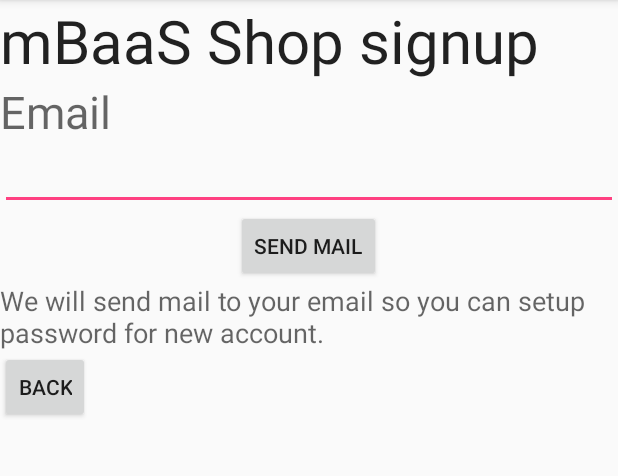
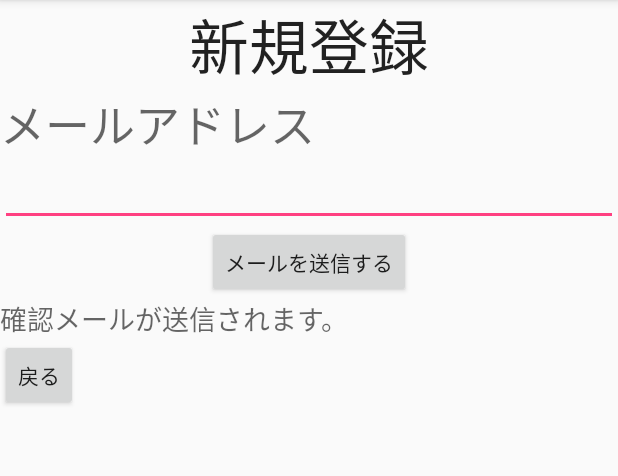
Before and after one commit to ncmbadmin/AndroidAdvancePush, an Android app: the SignupActivity screen opened directly, with no data from a screen before it, on a phone screen of 412 x 824 dp, the part 84-560 px from its top. Run offline under Robolectric (Android 15) with nearby library versions, the phone set to English and light mode, and no system bars.

Commit message:
change view for japanese

```diff
--- a/app/src/main/res/layout/content_main.xml
+++ b/app/src/main/res/layout/content_main.xml
@@ -10,7 +10,7 @@
     app:layout_behavior="@string/appbar_scrolling_view_behavior"
     tools:showIn="@layout/activity_main" tools:context=".MainActivity">
 
-    <TextView android:text="mBaaS Shop" android:layout_width="wrap_content"
+    <TextView android:text="mBaaS ショップ一覧" android:layout_width="wrap_content"
         android:layout_height="wrap_content"
         android:textSize="30dp"
         android:layout_alignParentTop="true"
@@ -19,7 +19,7 @@
     <ListView
         android:id="@+id/lstShop"
         android:layout_width="fill_parent"
-        android:layout_height="fill_parent" >
+        android:layout_height="391dp" >
     </ListView>
 
 </LinearLayout>
--- a/app/src/main/res/layout/favorite.xml
+++ b/app/src/main/res/layout/favorite.xml
@@ -7,7 +7,7 @@
         android:layout_width="wrap_content"
         android:layout_height="wrap_content"
         android:textAppearance="?android:attr/textAppearanceLarge"
-        android:text="mBaaS shop favorite register"
+        android:text="お気に入り一覧"
         android:id="@+id/textView22"
         android:layout_gravity="center_horizontal"
         android:textSize="30dp" />
@@ -22,7 +22,8 @@
         android:layout_width="wrap_content"
         android:layout_height="wrap_content"
         android:text="お気に入り保存"
-        android:id="@+id/btnFavoriteSave" />
+        android:id="@+id/btnFavoriteSave"
+        android:layout_gravity="center_horizontal" />
 
     <android.support.design.widget.FloatingActionButton android:id="@+id/onHomeFavFab"
         android:layout_width="wrap_content" android:layout_height="wrap_content"
--- a/app/src/main/res/layout/register.xml
+++ b/app/src/main/res/layout/register.xml
@@ -7,7 +7,7 @@
         android:layout_width="wrap_content"
         android:layout_height="wrap_content"
         android:textAppearance="?android:attr/textAppearanceLarge"
-        android:text="mBaaS Register user information"
+        android:text="新規会員登録"
         android:id="@+id/textView8"
         android:layout_gravity="center_horizontal"
         android:textSize="25dp" />
@@ -71,7 +71,7 @@
     <Button
         android:layout_width="wrap_content"
         android:layout_height="wrap_content"
-        android:text="Register"
+        android:text="登録"
         android:id="@+id/btnRegisterUser"
         android:layout_gravity="center_horizontal" />
 
--- a/app/src/main/res/layout/signup.xml
+++ b/app/src/main/res/layout/signup.xml
@@ -7,15 +7,16 @@
         android:layout_width="wrap_content"
         android:layout_height="wrap_content"
         android:textAppearance="?android:attr/textAppearanceLarge"
-        android:text="mBaaS Shop signup"
+        android:text="新規登録"
         android:id="@+id/textView5"
-        android:textSize="40dp" />
+        android:textSize="40dp"
+        android:layout_gravity="center_horizontal" />
 
     <TextView
-        android:layout_width="96dp"
+        android:layout_width="246dp"
         android:layout_height="wrap_content"
         android:textAppearance="?android:attr/textAppearanceMedium"
-        android:text="Email"
+        android:text="メールアドレス"
         android:id="@+id/textView6"
         android:textSize="30dp" />
 
@@ -29,7 +30,7 @@
     <Button
         android:layout_width="wrap_content"
         android:layout_height="wrap_content"
-        android:text="Send mail"
+        android:text="メールを送信する"
         android:id="@+id/btnSignupByEmail"
         android:layout_gravity="center_horizontal" />
 
@@ -37,13 +38,13 @@
         android:layout_width="wrap_content"
         android:layout_height="wrap_content"
         android:textAppearance="?android:attr/textAppearanceMedium"
-        android:text="We will send mail to your email so you can setup password for new account."
+        android:text="確認メールが送信されます。"
         android:id="@+id/textView7" />
 
     <Button
         style="?android:attr/buttonStyleSmall"
         android:layout_width="wrap_content"
         android:layout_height="wrap_content"
-        android:text="Back"
+        android:text="戻る"
         android:id="@+id/btnBack_onsignup" />
 </LinearLayout>
```
Also changed, not shown: app/src/main/res/layout/info.xml (+7 -6 lines), app/src/main/res/layout/login.xml (+9 -9 lines), app/src/main/res/layout/shop.xml (+4 -3 lines), 1 other file.
